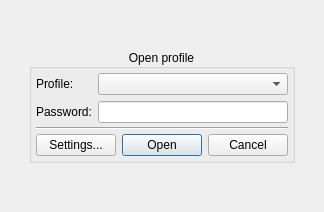
Before: the Qt Designer form src/plugins/optionsmanager/logindialog2.ui in xnamed/vacuum-im, drawn with Qt 5.
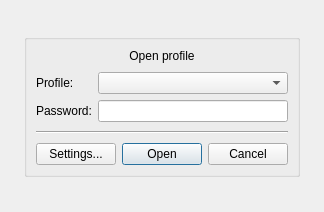
After: the same form once the commit is applied.

Diff of the .ui file:
```diff
--- a/src/plugins/optionsmanager/logindialog2.ui
+++ b/src/plugins/optionsmanager/logindialog2.ui
@@ -20,33 +20,43 @@
    <item row="0" column="0">
     <widget class="QGroupBox" name="groupBox">
      <property name="sizePolicy">
-      <sizepolicy hsizetype="Maximum" vsizetype="Maximum">
+      <sizepolicy hsizetype="Fixed" vsizetype="Fixed">
        <horstretch>0</horstretch>
        <verstretch>0</verstretch>
       </sizepolicy>
      </property>
      <property name="title">
-      <string>Open profile</string>
+      <string/>
      </property>
      <property name="alignment">
       <set>Qt::AlignCenter</set>
      </property>
      <layout class="QVBoxLayout" name="verticalLayout">
       <property name="spacing">
-       <number>4</number>
+       <number>9</number>
       </property>
       <property name="leftMargin">
-       <number>4</number>
+       <number>9</number>
       </property>
       <property name="topMargin">
-       <number>4</number>
+       <number>9</number>
       </property>
       <property name="rightMargin">
-       <number>4</number>
+       <number>9</number>
       </property>
       <property name="bottomMargin">
-       <number>4</number>
+       <number>9</number>
       </property>
+      <item>
+       <widget class="QLabel" name="label">
+        <property name="text">
+         <string>Open profile</string>
+        </property>
+        <property name="alignment">
+         <set>Qt::AlignCenter</set>
+        </property>
+       </widget>
+      </item>
       <item>
        <layout class="QFormLayout" name="formLayout">
         <item row="0" column="0">
```
